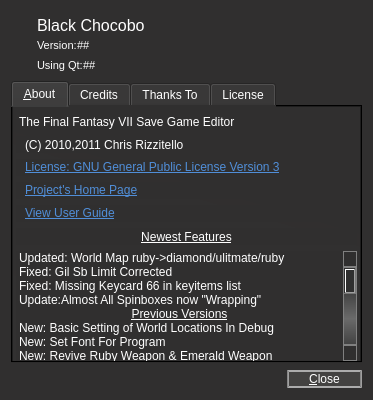
This is about.ui in sithlord48/blackchocobo as Qt 5 draws it before an edit. The edited form follows.
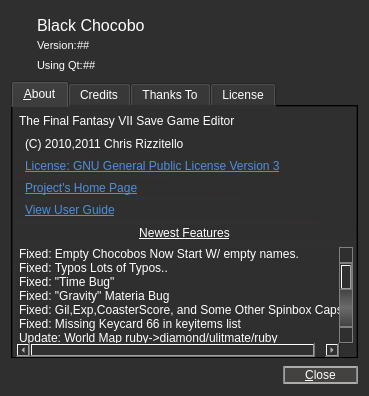
This is the edited form. Icons and pictures are not drawn.

Commit message: Fixed Strings, Exp, coaster scores and hours caps adjusted, fixed new chocobo slots from starting with "      " as a name fixed "gravity" materia bug, and time bug

Diff of the .ui file:
```diff
--- a/about.ui
+++ b/about.ui
@@ -9,8 +9,8 @@
    <rect>
     <x>0</x>
     <y>0</y>
-    <width>373</width>
-    <height>400</height>
+    <width>369</width>
+    <height>396</height>
    </rect>
   </property>
   <property name="sizePolicy">
@@ -462,12 +462,27 @@
          </property>
          <item>
           <property name="text">
-           <string>Updated: World Map ruby-&gt;diamond/ulitmate/ruby</string>
+           <string>Fixed: Empty Chocobos Now Start W/ empty names.</string>
           </property>
          </item>
          <item>
           <property name="text">
-           <string>Fixed: Gil Sb Limit Corrected</string>
+           <string>Fixed: Typos Lots of Typos..</string>
+          </property>
+         </item>
+         <item>
+          <property name="text">
+           <string>Fixed: &quot;Time Bug&quot;</string>
+          </property>
+         </item>
+         <item>
+          <property name="text">
+           <string>Fixed: &quot;Gravity&quot; Materia Bug</string>
+          </property>
+         </item>
+         <item>
+          <property name="text">
+           <string>Fixed: Gil,Exp,CoasterScore, and Some Other Spinbox Caps.</string>
           </property>
          </item>
          <item>
@@ -475,6 +490,11 @@
            <string>Fixed: Missing Keycard 66 in keyitems list</string>
           </property>
          </item>
+         <item>
+          <property name="text">
+           <string>Update: World Map ruby-&gt;diamond/ulitmate/ruby</string>
+          </property>
+         </item>
          <item>
           <property name="text">
            <string>Update:Almost All Spinboxes now &quot;Wrapping&quot;</string>
```
The commit also changes 7 other files.
